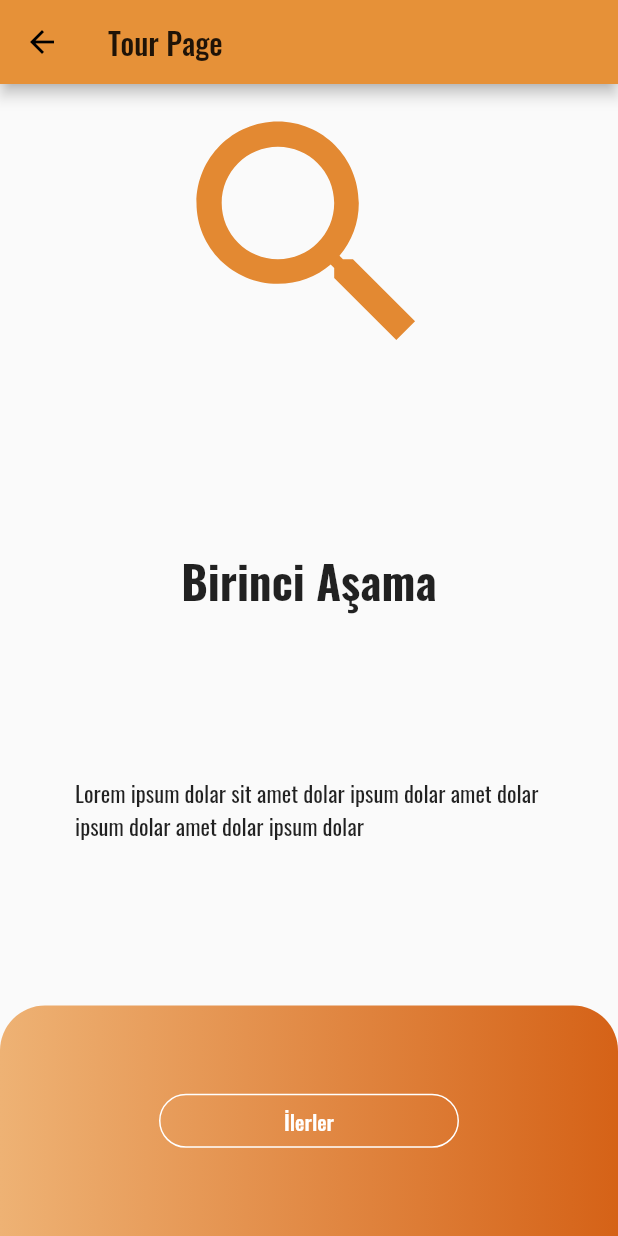
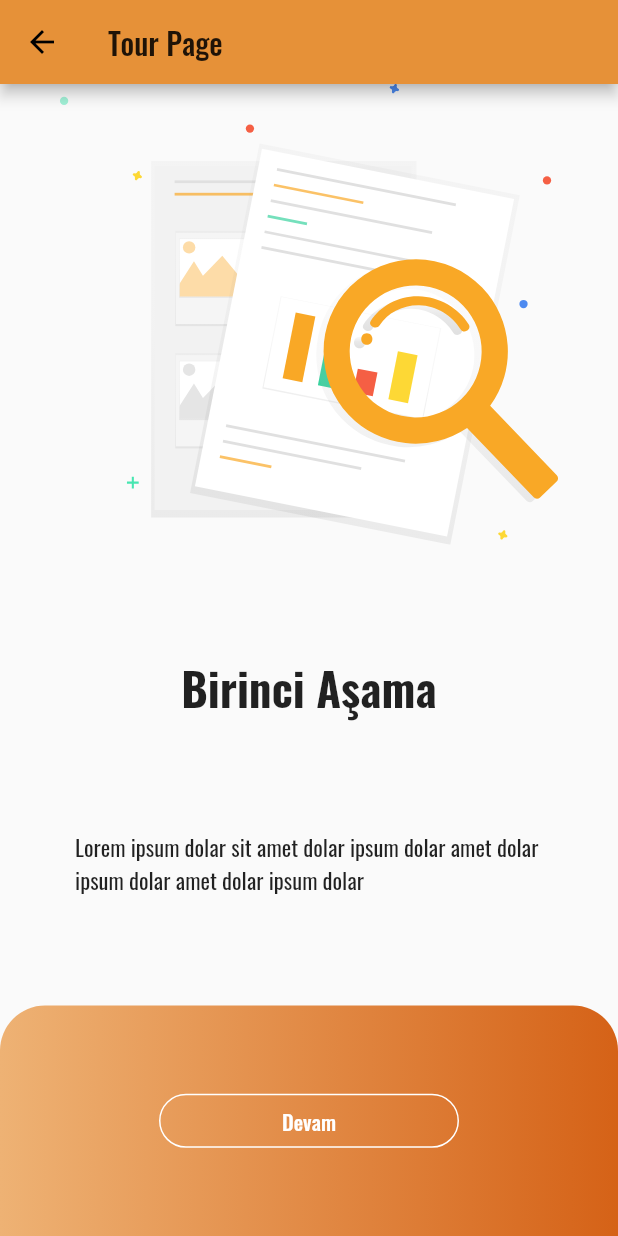
Before and after one commit to AtillaPehlivan/soru-cevap-app, a Flutter app: the screen it shows once a user with an empty profile is signed in, after a tap on "Go Tour", on a phone screen of 412 x 824 dp. Run offline on Flutter 3.47's test engine with Material 2 defaults, Android fonts, the phone set to English and light mode, and no system bars; our stand-ins replace firebase_auth, firebase_messaging, flutter_mobx, flutter_svg, get_it, hive and 2 more; accounts and stored records are empty; generated files the repository leaves out were written again.

Commit message:
ufak düzelmeler

```diff
--- a/lib/main.dart
+++ b/lib/main.dart
@@ -56,10 +56,22 @@ class MainController extends StatelessWidget {
   Widget build(BuildContext context) {
     User _userStore = Provider.of<User>(context);
     return Observer(builder: (context) {
-      if (_userStore.firebaseUser != null) {
-        return Home();
-      } else {
-        return Login();
+      print(_userStore.status);
+      switch (_userStore.status) {
+        case Status.Uninitialized:
+          return Center(child: CircularProgressIndicator());
+          break;
+        case Status.Authenticated:
+          return Home();
+          break;
+        case Status.Authenticating:
+          return Center(child: CircularProgressIndicator(strokeWidth: 5));
+          break;
+        case Status.Unauthenticated:
+          return Login();
+          break;
+        default:
+          return Login();
       }
     });
   }
--- a/lib/pages/home.dart
+++ b/lib/pages/home.dart
@@ -1,6 +1,7 @@
 import 'package:firebase_auth/firebase_auth.dart';
 import 'package:flutter/cupertino.dart';
 import 'package:flutter/material.dart';
+import 'package:flutter/services.dart';
 import 'package:flutter_mobx/flutter_mobx.dart';
 import 'package:provider/provider.dart';
 import 'package:sorucevap/service/auth/firebase_auth.dart';
@@ -38,9 +39,10 @@ class _HomeState extends State<Home> {
     _authService = Provider.of<Auth>(context);
     _themeStore = Provider.of<ThemeStore>(context);
 
+
     return Scaffold(
-      body: Center(
-        child: Container(
+      body: SingleChildScrollView(
+        child: SafeArea(
           child: Column(
             mainAxisAlignment: MainAxisAlignment.center,
             children: <Widget>[
@@ -129,6 +131,7 @@ class _HomeState extends State<Home> {
                     print("If you stand for nothing, Burr, what’ll you fall for?");
                   }),
 
+
             ],
           ),
         ),
--- a/lib/pages/tour/tour.dart
+++ b/lib/pages/tour/tour.dart
@@ -1,7 +1,8 @@
 import 'package:flutter/cupertino.dart';
 import 'package:flutter/material.dart';
+import 'package:flutter_svg/flutter_svg.dart';
+
 import 'package:sorucevap/constants/colors.dart';
-import 'package:sorucevap/constants/widgets.dart';
 
 class TourPage extends StatelessWidget {
   PageController _pageController;
@@ -26,13 +27,11 @@ class TourPage extends StatelessWidget {
       mainAxisAlignment: MainAxisAlignment.spaceBetween,
       children: <Widget>[
         Flexible(
-          flex: 2,
-          child: Icon(
-            Icons.search,
-            size: 200,
-            color: AppColors.orange[600],
-          ),
-        ),
+            flex: 2,
+            child: SvgPicture.asset(
+              "assets/svg/searching.svg",
+              placeholderBuilder: (BuildContext context) => Container(padding: const EdgeInsets.all(30.0), child: const CircularProgressIndicator()),
+            )),
         Flexible(
           child: Text(
             "Birinci Aşama",
@@ -57,14 +56,12 @@ class TourPage extends StatelessWidget {
             child: Center(
               child: Container(
                 width: 200,
-                child: RaisedButton(
-                  elevation: 0,
-                  shape: RoundedRectangleBorder(borderRadius: BorderRadius.all(Radius.circular(30)), side: BorderSide(color: Colors.white)),
+                child: OutlineButton(
+                  borderSide: BorderSide(color: Colors.white),
+                  shape: RoundedRectangleBorder(borderRadius: BorderRadius.all(Radius.circular(30))),
                   textColor: Colors.white,
-                  color: Colors.transparent,
-                  disabledElevation: 0,
                   onPressed: () => {_pageController.animateToPage(1, duration: Duration(milliseconds: 800), curve: Curves.easeInOut)},
-                  child: Text("İlerler"),
+                  child: Text("Devam"),
                 ),
               ),
             ),
@@ -110,14 +107,12 @@ class TourPage extends StatelessWidget {
             child: Center(
               child: Container(
                 width: 200,
-                child: RaisedButton(
-                  elevation: 0,
-                  shape: RoundedRectangleBorder(borderRadius: BorderRadius.all(Radius.circular(30)), side: BorderSide(color: Colors.white)),
+                child: OutlineButton(
+                  borderSide: BorderSide(color: Colors.white),
+                  shape: RoundedRectangleBorder(borderRadius: BorderRadius.all(Radius.circular(30))),
                   textColor: Colors.white,
-                  color: Colors.transparent,
-                  disabledElevation: 0,
                   onPressed: () => {_pageController.animateToPage(2, duration: Duration(milliseconds: 800), curve: Curves.easeInOut)},
-                  child: Text("İlerler"),
+                  child: Text("Devam"),
                 ),
               ),
             ),
@@ -163,12 +158,10 @@ class TourPage extends StatelessWidget {
             child: Center(
               child: Container(
                 width: 200,
-                child: RaisedButton(
-                  elevation: 0,
-                  shape: RoundedRectangleBorder(borderRadius: BorderRadius.all(Radius.circular(30)), side: BorderSide(color: Colors.white)),
+                child: OutlineButton(
+                  borderSide: BorderSide(color: Colors.white),
+                  shape: RoundedRectangleBorder(borderRadius: BorderRadius.all(Radius.circular(30))),
                   textColor: Colors.white,
-                  color: Colors.transparent,
-                  disabledElevation: 0,
                   onPressed: () => {Navigator.of(context).pop()},
                   child: Text("Bitir"),
                 ),
--- a/lib/service/auth/firebase_auth.dart
+++ b/lib/service/auth/firebase_auth.dart
@@ -8,10 +8,15 @@ class Auth {
   final User userStore;
 
   Auth({@required this.firebaseAuth, @required this.userStore}) {
-    firebaseAuth.onAuthStateChanged.listen((onData) {
-      print("state changed");
-      print(onData);
-      userStore.setUser(onData);
+    userStore.setStatus(Status.Authenticating);
+    firebaseAuth.onAuthStateChanged.listen((fUser) {
+      print("Auth state changed in firebase_auth.dart");
+      if (fUser == null) {
+        userStore.setStatus(Status.Unauthenticated);
+      } else {
+        userStore.setUser(fUser);
+        userStore.setStatus(Status.Authenticated);
+      }
     });
   }
 
@@ -38,7 +43,6 @@ class Auth {
     } catch (error) {
       print(error.message);
       return false;
-
     }
   }
 
--- a/lib/store/theme/theme.dart
+++ b/lib/store/theme/theme.dart
@@ -3,8 +3,6 @@ import 'package:mobx/mobx.dart';
 import 'package:sorucevap/service/local/local_storage.dart';
 
 part 'theme.g.dart';
-
-enum Status { Uninitialized, Authenticated, Authenticating, Unauthenticated }
 
 class ThemeStore = _ThemeStore with _$ThemeStore;
 
--- a/lib/store/user.dart
+++ b/lib/store/user.dart
@@ -18,10 +18,18 @@ abstract class _User with Store {
   String token = "";
 
   @observable
+  Status status = Status.Uninitialized;
+
+  @observable
   FirebaseUser firebaseUser;
 
   @action
   void setUser(FirebaseUser user) {
     this.firebaseUser = user;
   }
+
+  @action
+  void setStatus(Status newStatus) {
+    this.status = newStatus;
+  }
 }
--- a/pubspec.yaml
+++ b/pubspec.yaml
@@ -30,6 +30,7 @@ dependencies:
   hive: ^1.4.1+1
   path_provider: ^1.6.8
   firebase_messaging: ^6.0.15
+  flutter_svg: ^0.17.4
 
 
 
@@ -61,9 +62,8 @@ flutter:
   uses-material-design: true
 
   # To add assets to your application, add an assets section, like this:
-  # assets:
-  #  - images/a_dot_burr.jpeg
-  #  - images/a_dot_ham.jpeg
+  assets:
+    - assets/svg/searching.svg
 
   fonts:
     - family: Oswald
```
Also changed, not shown: assets/svg/searching.svg (added), pubspec.lock.
